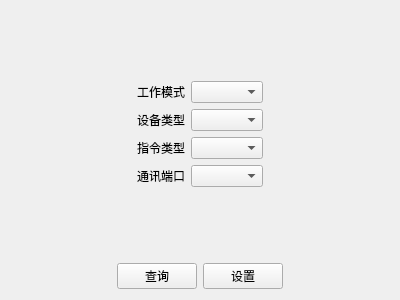
Above: HTDEMO/uploadpramform.ui from shi-jq/LINKS004-YRFID-PC-CPlus before the change. Below: the same form after it.
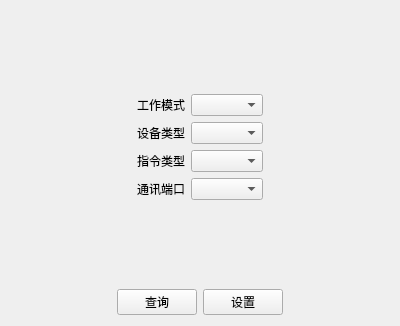
That is the form after the change.

```diff
--- a/HTDEMO/uploadpramform.ui
+++ b/HTDEMO/uploadpramform.ui
@@ -7,7 +7,7 @@
     <x>0</x>
     <y>0</y>
     <width>400</width>
-    <height>300</height>
+    <height>326</height>
    </rect>
   </property>
   <property name="windowTitle">
```
